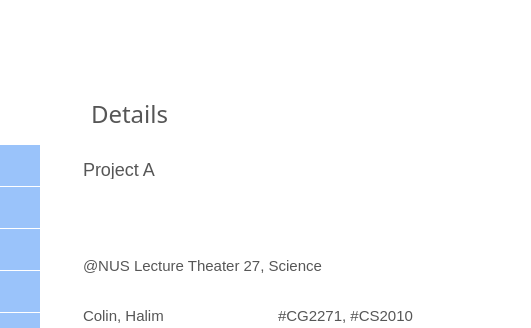
Old version of the form TaskPad_library/mainwindow.ui in the repository ashrayjain/TaskPad; both pictures show x 569 to 1100 and y 0 to 328 of the 1100 by 600 pixel window.
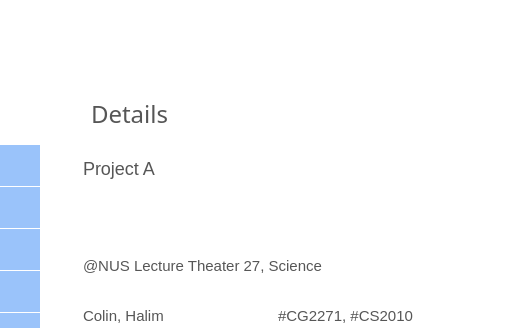
New version of the form. Icons and pictures are not drawn. Custom widgets are drawn as their Qt base class.

```diff
--- a/TaskPad_library/mainwindow.ui
+++ b/TaskPad_library/mainwindow.ui
@@ -347,9 +347,9 @@
      <property name="geometry">
       <rect>
        <x>10</x>
-       <y>14</y>
+       <y>11</y>
        <width>371</width>
-       <height>20</height>
+       <height>24</height>
       </rect>
      </property>
      <property name="text">
```
